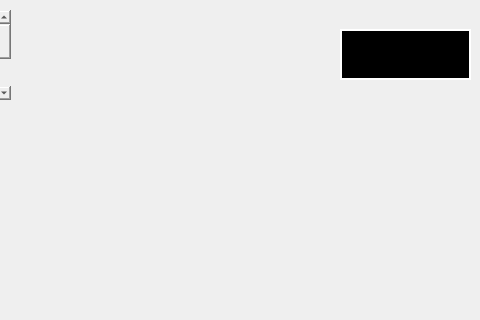
Old version of the form editor/EditorMapas/selectcircuit.ui in the repository mateozorzi/practice-sdd; both pictures show x 320 to 800 and y 0 to 320 of the 800 by 600 pixel window.
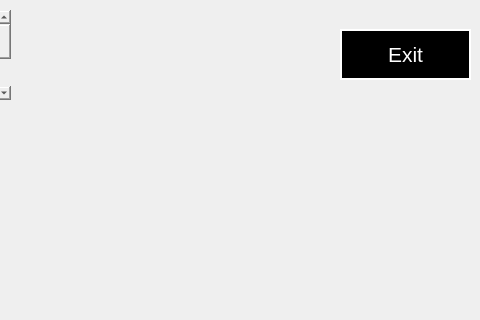
New version of the form. Icons and pictures are not drawn.

What changed in the file:
```diff
--- a/editor/EditorMapas/selectcircuit.ui
+++ b/editor/EditorMapas/selectcircuit.ui
@@ -116,6 +116,7 @@
           </property>
           <property name="styleSheet">
            <string notr="true">border: 2px solid;
+color: rgb(255, 255, 255);
 border-color: rgb(255, 255, 255);
 background-color: rgb(0, 0, 0);</string>
           </property>
```
